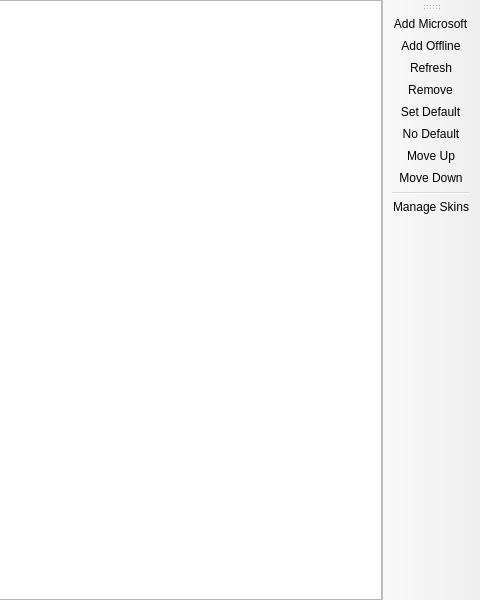
The window that launcher/ui/pages/global/AccountListPage.ui (PrismLauncher/PrismLauncher) describes before a commit, drawn with Qt 5; both pictures show x 320 to 800 and y 0 to 600 of the 800 by 600 pixel window.
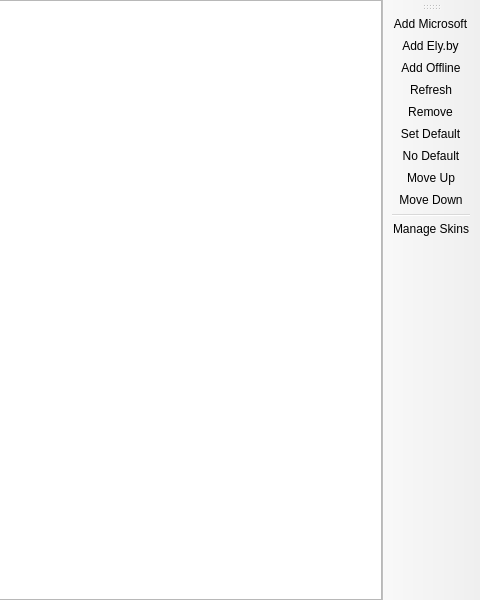
The same window after the commit. Custom widgets are drawn as their Qt base class.

Commit message: Add in-app Ely.by account login flow

```diff
--- a/launcher/ui/pages/global/AccountListPage.ui
+++ b/launcher/ui/pages/global/AccountListPage.ui
@@ -53,6 +53,7 @@
     <bool>false</bool>
    </attribute>
    <addaction name="actionAddMicrosoft"/>
+   <addaction name="actionAddElyBy"/>
    <addaction name="actionAddOffline"/>
    <addaction name="actionRefresh"/>
    <addaction name="actionRemove"/>
@@ -89,6 +90,11 @@
     <string>&amp;Add Microsoft</string>
    </property>
   </action>
+  <action name="actionAddElyBy">
+   <property name="text">
+    <string>Add &amp;Ely.by</string>
+   </property>
+  </action>
   <action name="actionAddOffline">
    <property name="text">
     <string>Add &amp;Offline</string>
```
The commit also changes 16 other files.
